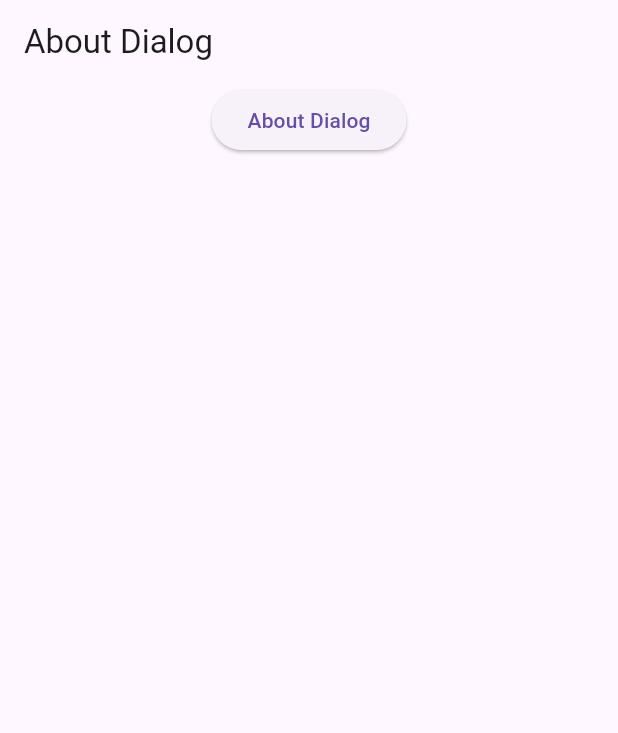
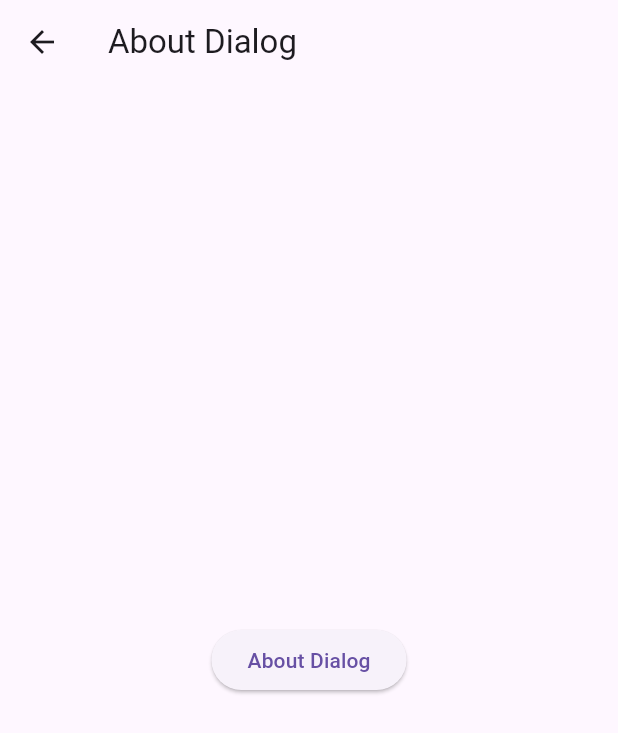
Before and after one commit to IamShahabAlam/Flutter-Widget-Catalog, a Flutter app: the AboutDialogWidget screen opened directly, on a phone screen of 412 x 824 dp. Shown: the top 733 px of the screen. Run offline on Flutter 3.47's test engine with Material 3 defaults, Android fonts, the phone set to English and light mode, and no system bars.

Commit message:
till alertDialog

```diff
--- a/lib/widgets/about_dialog.dart
+++ b/lib/widgets/about_dialog.dart
@@ -11,6 +11,7 @@ class AboutDialogWidget extends StatelessWidget {
       ),
       body: Center(
         child: Column(
+          mainAxisAlignment: MainAxisAlignment.center,
           children: [
             ElevatedButton(
                 onPressed: () {
--- a/lib/widgets/alert_dialog.dart
+++ b/lib/widgets/alert_dialog.dart
@@ -11,6 +11,7 @@ class AlertDialogWidget extends StatelessWidget {
       ),
       body: Center(
         child: Column(
+          mainAxisAlignment: MainAxisAlignment.center,
           children: [
             ElevatedButton(
                 onPressed: () {
```
Also changed, not shown: lib/main.dart (+5 -3 lines).
